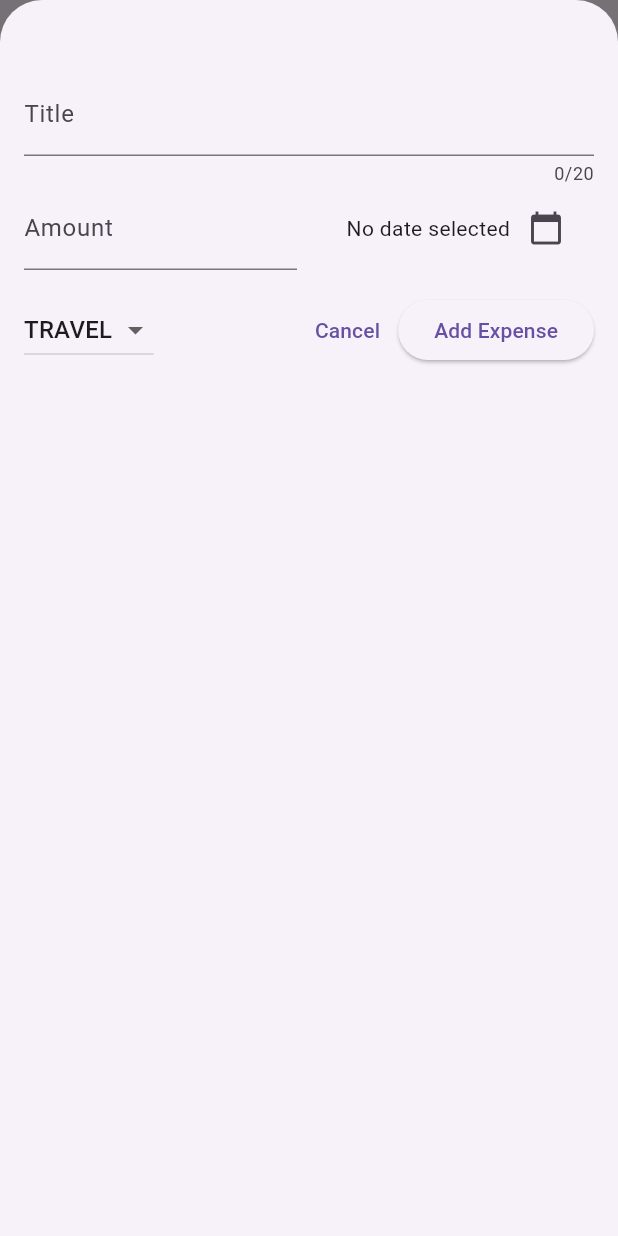
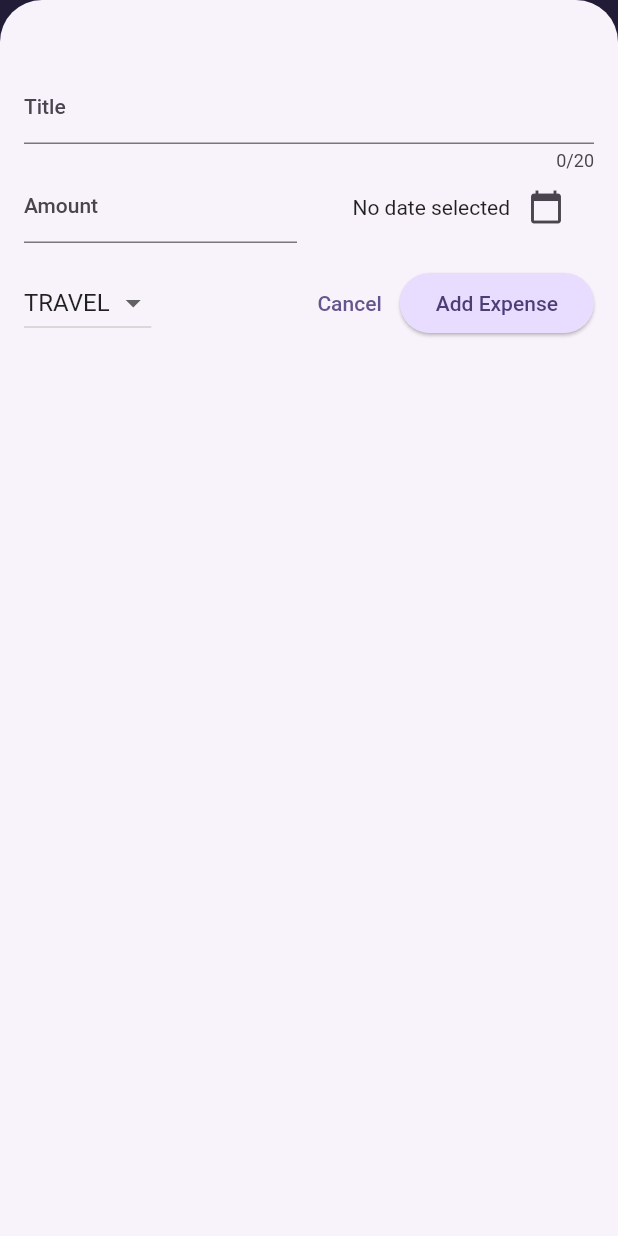
Before and after one commit to milindnair/PennyWise, a Flutter app: the screen it shows after launch, after a tap on the "add" icon, on a phone screen of 412 x 824 dp. Run offline on Flutter 3.47's test engine with Material 2 defaults, Android fonts, the phone set to English and light mode, and no system bars.

Commit message:
feat:added theming

```diff
--- a/lib/expenses.dart
+++ b/lib/expenses.dart
@@ -13,30 +13,30 @@ class Expenses extends StatefulWidget {
 
 class _ExpensesState extends State<Expenses> {
   final List<Expense> _registeredExpenses = [
-    Expense(
-      title: 'Groceries',
-      amount: 100.00,
-      date: DateTime.now(),
-      category: Category.food,
-    ),
-    Expense(
-      title: 'Gas',
-      amount: 50.00,
-      date: DateTime.now(),
-      category: Category.travel,
-    ),
-    Expense(
-      title: 'Lunch',
-      amount: 20.00,
-      date: DateTime.now(),
-      category: Category.food,
-    ),
-    Expense(
-      title: 'Dinner',
-      amount: 30.00,
-      date: DateTime.now(),
-      category: Category.food,
-    ),
+    // Expense(
+    //   title: 'Groceries',
+    //   amount: 100.00,
+    //   date: DateTime.now(),
+    //   category: Category.food,
+    // ),
+    // Expense(
+    //   title: 'Gas',
+    //   amount: 50.00,
+    //   date: DateTime.now(),
+    //   category: Category.travel,
+    // ),
+    // Expense(
+    //   title: 'Lunch',
+    //   amount: 20.00,
+    //   date: DateTime.now(),
+    //   category: Category.food,
+    // ),
+    // Expense(
+    //   title: 'Dinner',
+    //   amount: 30.00,
+    //   date: DateTime.now(),
+    //   category: Category.food,
+    // ),
   ];
 
   void _openAddExpenseOverlay() {
@@ -54,13 +54,37 @@ class _ExpensesState extends State<Expenses> {
   }
 
   void _removeExpense(Expense expense) {
+    final expenseIndex = _registeredExpenses.indexOf(expense);
     setState(() {
       _registeredExpenses.remove(expense);
     });
+    ScaffoldMessenger.of(context).clearSnackBars();
+    ScaffoldMessenger.of(context).showSnackBar(
+      SnackBar(
+        content: Text('${expense.title} removed'),
+        duration: const Duration(seconds: 2),
+        action: SnackBarAction(
+          label: 'Undo',
+          onPressed: () {
+            setState(() {
+              _registeredExpenses.insert(expenseIndex,expense);
+            });
+          },
+        ),
+      ),
+    );
   }
 
   @override
   Widget build(BuildContext context) {
+    Widget mainContent = const Center(
+      child: Text('No expenses added yet'),
+    );
+
+    if(_registeredExpenses.isNotEmpty) {
+      mainContent = ExpensesList(expenses: _registeredExpenses , onRemoveExpense: _removeExpense,);
+    }
+
     return Scaffold(
       appBar: AppBar(
         actions: [
@@ -74,7 +98,7 @@ class _ExpensesState extends State<Expenses> {
       body: Column(
         children: [
           const Text('Expenses'),
-          Expanded(child: ExpensesList(expenses: _registeredExpenses , onRemoveExpense: _removeExpense,)),
+          Expanded(child: mainContent),
         ],
       ),
     );
--- a/lib/main.dart
+++ b/lib/main.dart
@@ -5,16 +5,38 @@ void main() {
   runApp(const MyApp());
 }
 
+var kColorScheme =
+    ColorScheme.fromSeed(seedColor: const Color.fromARGB(255, 96, 59, 181));
+
 class MyApp extends StatelessWidget {
   const MyApp({super.key});
 
   // This widget is the root of your application.
   @override
   Widget build(BuildContext context) {
-    return  MaterialApp(
-      theme: ThemeData(
-        useMaterial3: true,
-      ),
+    return MaterialApp(
+      theme: ThemeData().copyWith(
+          useMaterial3: true,
+          colorScheme: kColorScheme,
+          appBarTheme: const AppBarTheme().copyWith(
+            backgroundColor: kColorScheme.onPrimaryContainer,
+            foregroundColor: kColorScheme.primaryContainer,
+          ),
+          cardTheme: const CardTheme().copyWith(
+            color: kColorScheme.secondaryContainer,
+            margin: const EdgeInsets.symmetric(horizontal: 16, vertical: 8),
+          ),
+          elevatedButtonTheme: ElevatedButtonThemeData(
+              style: ElevatedButton.styleFrom(
+            foregroundColor: kColorScheme.onPrimaryContainer,
+            backgroundColor: kColorScheme.primaryContainer,
+          )),
+          textTheme: ThemeData().textTheme.copyWith(
+                titleLarge: TextStyle(
+                    fontWeight: FontWeight.bold,
+                    color: kColorScheme.onSecondaryContainer,
+                    fontSize: 16),
+              )),
       home: const Expenses(),
     );
   }
--- a/lib/widgets/expense_item.dart
+++ b/lib/widgets/expense_item.dart
@@ -15,9 +15,11 @@ class ExpenseItem extends StatelessWidget {
           horizontal: 12.0,
         ),
         child: Column(
+          crossAxisAlignment: CrossAxisAlignment.start,
           children: [
             Text(
               expense.title,
+              style: Theme.of(context).textTheme.titleLarge,
             ),
             const SizedBox(height: 4.0),
             Row(
--- a/lib/widgets/expense_list/expense_list.dart
+++ b/lib/widgets/expense_list/expense_list.dart
@@ -14,8 +14,14 @@ class ExpensesList extends StatelessWidget {
       itemCount: expenses.length,
       itemBuilder: (context, index) => Dismissible(
           key: ValueKey(expenses[index]),
+          background: Container(
+            color: Theme.of(context).colorScheme.error,
+            margin: EdgeInsets.symmetric(
+                horizontal: Theme.of(context).cardTheme.margin!.horizontal),
+          ),
           onDismissed: (direction) => {onRemoveExpense(expenses[index])},
-          child: ExpenseItem(expense: expenses[index])),
+          child: ExpenseItem(expense: expenses[index]),
+          ),
     );
   }
 }
```
